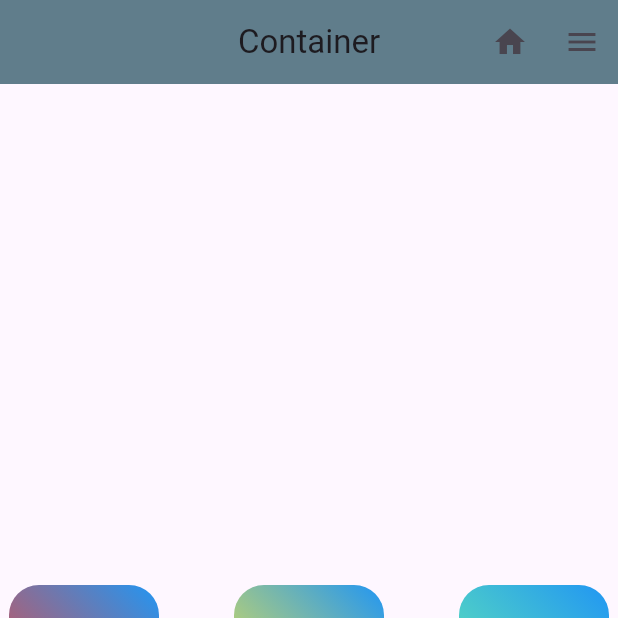
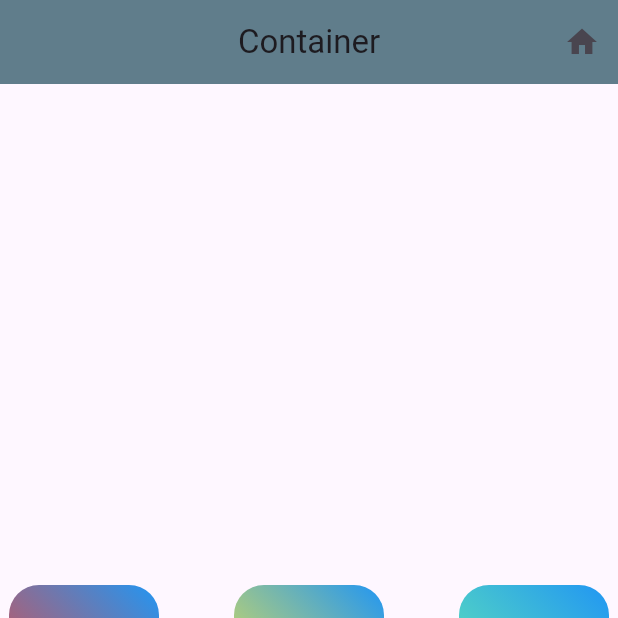
Before and after one commit to Mison1212/latihan_container, a Flutter app: the screen it shows after launch, on a phone screen of 412 x 824 dp, the top half of it. Run offline on Flutter 3.47's test engine with Material 3 defaults, Android fonts, the phone set to English and light mode, and no system bars.

```diff
--- a/lib/main.dart
+++ b/lib/main.dart
@@ -35,12 +35,8 @@ class MyHome extends StatelessWidget {
             },
             icon: const Icon(Icons.home),
           ),
-        IconButton(
-          onPressed: (){
-            print('menu button pressed');
-          },
-            icon: const Icon(Icons.menu),
-          ),
+
+
         ],
       ),
       body: Center(
```
